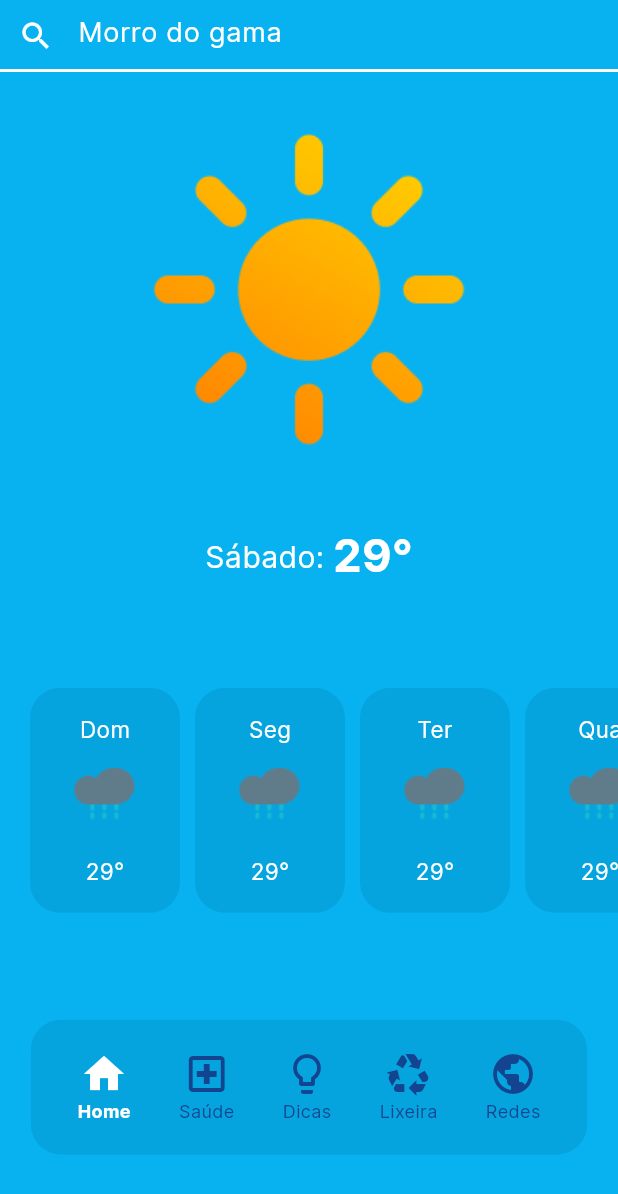
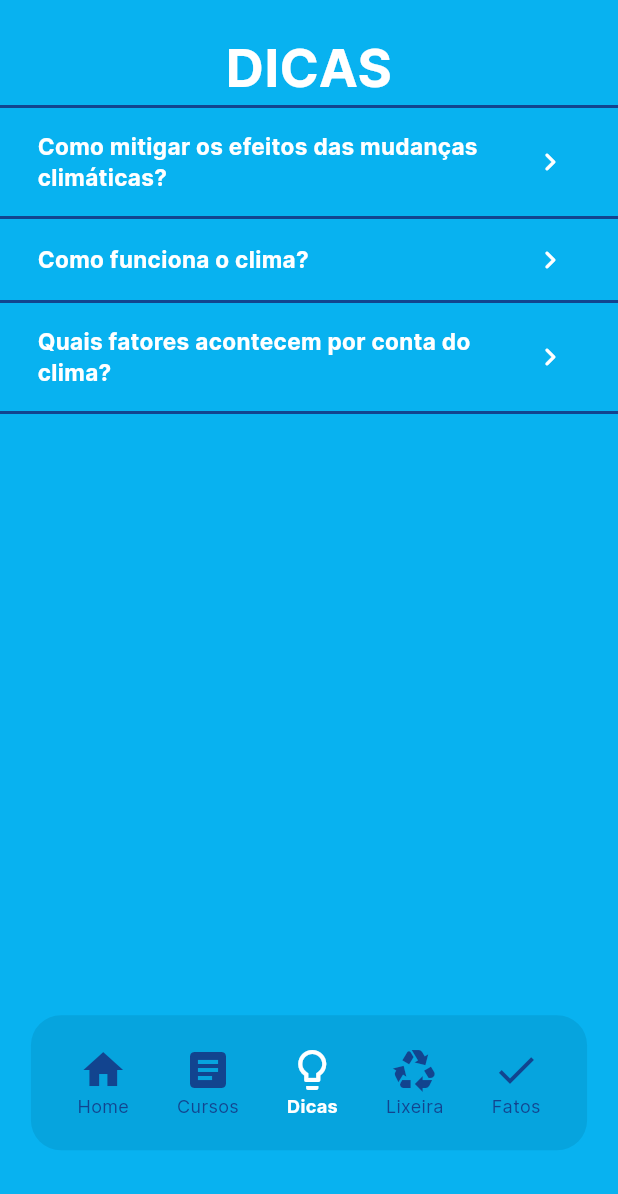
Before and after one commit to rafaelcsilvadev/ekocotam_clima, a Flutter app: the screen it shows after launch, after a tap on "Dicas", on a phone screen of 412 x 824 dp. Shown: the top 1194 px of the screen. Run offline on Flutter 3.47's test engine with Material 3 defaults, Android fonts, the phone set to English and light mode, and no system bars; our stand-ins replace get.

Commit message:
1.1.0+2 Criado telas de dicas, cursos e fatos

```diff
--- a/lib/routes/app_pages.dart
+++ b/lib/routes/app_pages.dart
@@ -1,3 +1,6 @@
+import 'package:ekocotam_clima/view/course_view.dart';
+import 'package:ekocotam_clima/view/facts_view.dart';
+import 'package:ekocotam_clima/view/tip_view.dart';
 import 'package:ekocotam_clima/view/weather_view.dart';
 import 'package:get/get.dart';
 
@@ -9,5 +12,17 @@ class AppPages {
       name: Routes.weather,
       page: () => const WeatherView(),
     ),
+    GetPage(
+      name: Routes.tip,
+      page: () => const TipView(),
+    ),
+    GetPage(
+      name: Routes.course,
+      page: () => const CourseView(),
+    ),
+    GetPage(
+      name: Routes.facts,
+      page: () => const FactsView(),
+    ),
   ];
 }
--- a/lib/routes/app_routes.dart
+++ b/lib/routes/app_routes.dart
@@ -1,3 +1,6 @@
 abstract class Routes {
   static const weather = '/weather';
+  static const tip = '/tip';
+  static const course = '/course';
+  static const facts = '/fatos';
 }
--- /dev/null
+++ b/lib/view/tip_view.dart
@@ -0,0 +1,107 @@
+import 'package:ekocotam_clima/routes/app_routes.dart';
+import 'package:ekocotam_clima/theme/app_color.dart';
+import 'package:ekocotam_clima/widgets/content_button.dart';
+import 'package:ekocotam_clima/widgets/layout.dart';
+import 'package:ekocotam_clima/widgets/menu_bar_app.dart';
+import 'package:ekocotam_clima/widgets/menu_bar_options.dart';
+import 'package:flutter/material.dart';
+
+class TipView extends StatelessWidget {
+  const TipView({super.key});
+
+  @override
+  Widget build(BuildContext context) {
+    Size size = MediaQuery.of(context).size;
+
+    return Layout(
+      statusBarColor: AppColors.primaryColor,
+      systemNavigationBarColor: AppColors.primaryColor,
+      statusBarIconBrightness: Brightness.light,
+      statusBarBrightness: Brightness.light,
+      backgroundColor: AppColors.primaryColor,
+      child: Container(
+        width: size.width,
+        height: size.height,
+        margin: const EdgeInsets.only(top: 20),
+        child: Column(
+          children: [
+            Flexible(
+              flex: 1,
+              child: Container(
+                child: Text(
+                  'DICAS',
+                  textAlign: TextAlign.center,
+                  style: TextStyle(
+                    fontSize: 35,
+                    color: AppColors.textColor,
+                    fontFamily: 'Inter Bold',
+                  ),
+                ),
+              ),
+            ),
+            SizedBox(
+              height: size.height * 0.7,
+              child: const SingleChildScrollView(
+                child: Flexible(
+                  flex: 4,
+                  child: Column(
+                    children: [
+                      ContentButton(
+                        text:
+                        'Como mitigar os efeitos das mudanças climáticas?',
+                      ),
+                      ContentButton(
+                        text: 'Como funciona o clima?',
+                      ),
+                      ContentButton(
+                        text: 'Quais fatores acontecem por conta do clima?',
+                        hasBorderButton: true,
+                      ),
+                    ],
+                  ),
+                ),
+              ),
+            ),
+            Flexible(
+              flex: 0,
+              child: Container(
+                alignment: Alignment.bottomCenter,
+                child: MenuBarApp(
+                  options: [
+                    MenuBarOptions(
+                      icon: Icons.home,
+                      name: 'Home',
+                      onPress: () =>
+                          Navigator.pushNamed(context, Routes.weather),
+                    ),
+                    MenuBarOptions(
+                      icon: Icons.article,
+                      name: 'Cursos',
+                      onPress: () => Navigator.pushNamed(context, Routes.course),
+                    ),
+                    MenuBarOptions(
+                      isCurrentPage: true,
+                      icon: Icons.lightbulb_outline,
+                      name: 'Dicas',
+                      onPress: () => {},
+                    ),
+                    MenuBarOptions(
+                      icon: Icons.recycling_outlined,
+                      name: 'Lixeira',
+                      onPress: () => {},
+                    ),
+                    MenuBarOptions(
+                      icon: Icons.check,
+                      name: 'Fatos',
+                      onPress: () => Navigator.pushNamed(context, Routes.facts),
+                    ),
+                  ],
+                ),
+              ),
+            ),
+          ],
+        ),
+      ),
+    );
+  }
+}
--- a/lib/view/weather_view.dart
+++ b/lib/view/weather_view.dart
@@ -32,7 +32,6 @@ class _WeatherViewState extends State<WeatherView> {
   @override
   Widget build(BuildContext context) {
     Size size = MediaQuery.of(context).size;
-    String currentRoutes = ModalRoute.of(context)?.settings.name ?? '';
 
     return Layout(
       statusBarColor: AppColors.primaryColor,
@@ -42,18 +41,18 @@ class _WeatherViewState extends State<WeatherView> {
       backgroundColor: AppColors.primaryColor,
       child: Column(
         children: [
-          Search(),
-          WeatherSymbol(symbol: AppIcons.sunny),
+          const Search(),
+          const WeatherSymbol(symbol: AppIcons.sunny),
           Container(
             margin: EdgeInsets.only(top: size.height * 0.002),
-            child: Temperature(
+            child: const Temperature(
               temperature: 29,
               currentDay: 'Sábado',
             ),
           ),
           Container(
             margin: EdgeInsets.only(top: size.height * 0.08),
-            child: SingleChildScrollView(
+            child: const SingleChildScrollView(
               padding: EdgeInsets.symmetric(horizontal: 20),
               scrollDirection: Axis.horizontal,
               child: Row(
@@ -72,7 +71,7 @@ class _WeatherViewState extends State<WeatherView> {
             child: MenuBarApp(
               options: [
                 MenuBarOptions(
-                  isCurrentPage: currentRoutes == Routes.weather,
+                  isCurrentPage: true,
                   icon: Icons.home,
                   name: 'Home',
                   onPress: () => {},
@@ -85,7 +84,7 @@ class _WeatherViewState extends State<WeatherView> {
                 MenuBarOptions(
                   icon: Icons.lightbulb_outline,
                   name: 'Dicas',
-                  onPress: () => {},
+                  onPress: () => Navigator.pushNamed(context, Routes.tip),
                 ),
                 MenuBarOptions(
                   icon: Icons.recycling_outlined,
--- /dev/null
+++ b/lib/widgets/content_button.dart
@@ -0,0 +1,52 @@
+import 'package:ekocotam_clima/theme/app_color.dart';
+import 'package:flutter/material.dart';
+
+class ContentButton extends StatelessWidget {
+  final String text;
+  final bool hasBorderButton;
+
+  const ContentButton({super.key, required this.text, this.hasBorderButton = false});
+
+  @override
+  Widget build(BuildContext context) {
+    Size size = MediaQuery.of(context).size;
+
+    return Container(
+      padding: const EdgeInsets.symmetric(horizontal: 25, vertical: 15),
+      decoration: BoxDecoration(
+        border: BorderDirectional(
+          top: BorderSide(
+              color: AppColors.secondaryColor,
+              width: 2
+          ),
+          bottom: hasBorderButton ? BorderSide(
+              color: AppColors.secondaryColor,
+              width: 2
+          ) : BorderSide.none,
+        ),
+      ),
+      child: Row(
+        children: [
+          SizedBox(
+            width: size.width * 0.8,
+            child: Text(
+              text,
+              textAlign: TextAlign.start,
+              softWrap: true,
+              maxLines: 3,
+              style: TextStyle(
+                fontSize: 15,
+                color: AppColors.textColor,
+                fontFamily: 'Inter Bold',
+              ),
+            ),
+          ),
+          Icon(
+            Icons.chevron_right_rounded,
+            color: AppColors.textColor,
+          )
+        ],
+      ),
+    );
+  }
+}
--- a/pubspec.yaml
+++ b/pubspec.yaml
@@ -16,7 +16,7 @@ publish_to: 'none' # Remove this line if you wish to publish to pub.dev
 # https://developer.apple.com/library/archive/documentation/General/Reference/InfoPlistKeyReference/Articles/CoreFoundationKeys.html
 # In Windows, build-name is used as the major, minor, and patch parts
 # of the product and file versions while build-number is used as the build suffix.
-version: 1.0.2+2
+version: 1.1.0+2
 
 environment:
   sdk: '>=3.3.4 <4.0.0'
```
Also changed, not shown: lib/view/course_view.dart (added, +110 -0 lines), lib/view/facts_view.dart (added, +107 -0 lines), 1 other file.
